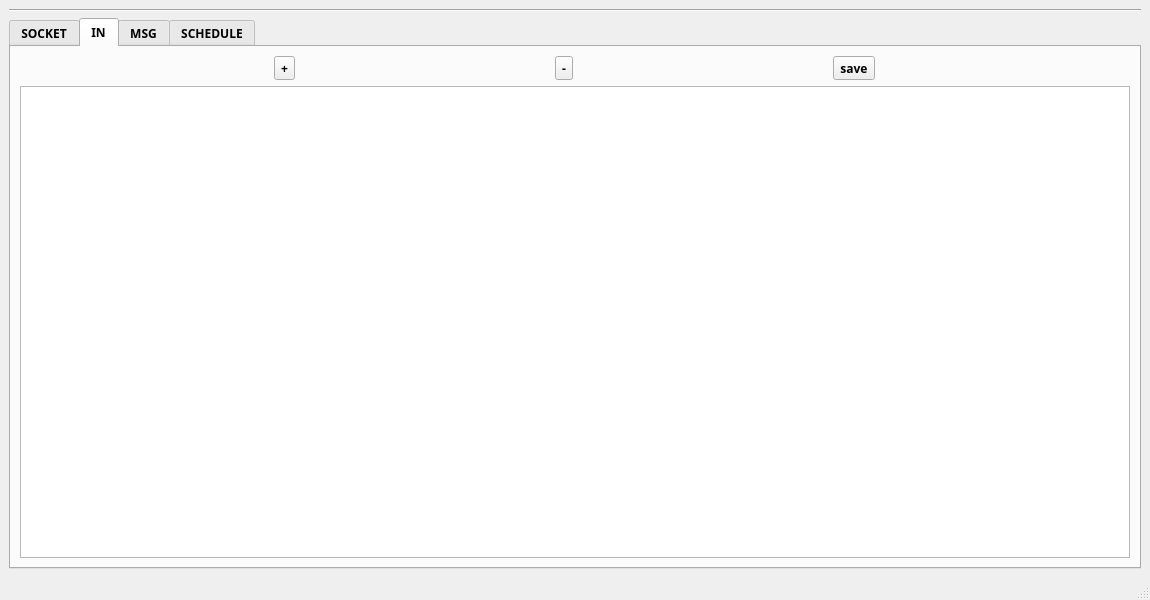
This is src/component/settings/settings.ui in gusdnd3150/communication-gui as Qt 5 draws it before an edit. The edited form follows.
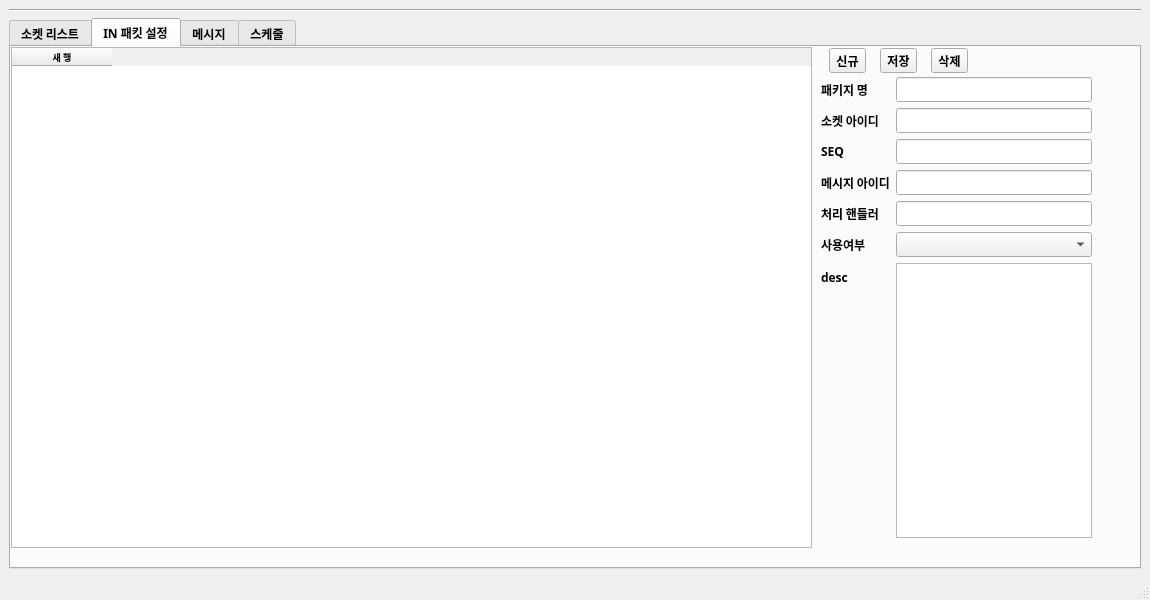
This is the edited form. The open tabs and pages were chosen to show the change.

Commit message: 메시지 인 페이지 작업 반영

Patch:
```diff
--- a/src/component/settings/settings.ui
+++ b/src/component/settings/settings.ui
@@ -60,7 +60,7 @@
       </property>
       <widget class="QWidget" name="tab">
        <attribute name="title">
-        <string>SOCKET</string>
+        <string>소켓 리스트</string>
        </attribute>
        <widget class="QWidget" name="layoutWidget">
         <property name="geometry">
@@ -264,42 +264,154 @@
       </widget>
       <widget class="QWidget" name="tab_5">
        <attribute name="title">
-        <string>IN</string>
+        <string>IN 패킷 설정</string>
        </attribute>
-       <layout class="QVBoxLayout" name="verticalLayout_2">
-        <item>
-         <layout class="QGridLayout" name="gridLayout_7">
-          <item row="0" column="1">
-           <widget class="QToolButton" name="toolButton_9">
-            <property name="text">
-             <string>-</string>
-            </property>
-           </widget>
-          </item>
-          <item row="0" column="0">
-           <widget class="QToolButton" name="toolButton_8">
-            <property name="text">
-             <string>+</string>
-            </property>
-           </widget>
-          </item>
-          <item row="0" column="2">
-           <widget class="QToolButton" name="toolButton_10">
-            <property name="text">
-             <string>save</string>
-            </property>
-           </widget>
-          </item>
-         </layout>
-        </item>
-        <item>
-         <widget class="QTableWidget" name="list_in"/>
-        </item>
-       </layout>
+       <widget class="QTableWidget" name="list_in">
+        <property name="geometry">
+         <rect>
+          <x>0</x>
+          <y>0</y>
+          <width>801</width>
+          <height>501</height>
+         </rect>
+        </property>
+        <property name="font">
+         <font>
+          <family>맑은 고딕</family>
+          <pointsize>7</pointsize>
+          <weight>75</weight>
+          <bold>true</bold>
+         </font>
+        </property>
+        <column>
+         <property name="text">
+          <string>새 행</string>
+         </property>
+        </column>
+       </widget>
+       <widget class="QWidget" name="formLayoutWidget_4">
+        <property name="geometry">
+         <rect>
+          <x>810</x>
+          <y>30</y>
+          <width>271</width>
+          <height>461</height>
+         </rect>
+        </property>
+        <layout class="QFormLayout" name="formLayout_4">
+         <item row="0" column="0">
+          <widget class="QLabel" name="label_20">
+           <property name="text">
+            <string>패키지 명</string>
+           </property>
+          </widget>
+         </item>
+         <item row="0" column="1">
+          <widget class="QLineEdit" name="in_PKG_ID">
+           <property name="text">
+            <string/>
+           </property>
+          </widget>
+         </item>
+         <item row="1" column="0">
+          <widget class="QLabel" name="label_21">
+           <property name="text">
+            <string>소켓 아이디</string>
+           </property>
+          </widget>
+         </item>
+         <item row="1" column="1">
+          <widget class="QLineEdit" name="in_IN_SK_ID"/>
+         </item>
+         <item row="3" column="0">
+          <widget class="QLabel" name="label_22">
+           <property name="text">
+            <string>메시지 아이디</string>
+           </property>
+          </widget>
+         </item>
+         <item row="3" column="1">
+          <widget class="QLineEdit" name="in_IN_MSG_ID"/>
+         </item>
+         <item row="4" column="0">
+          <widget class="QLabel" name="label_24">
+           <property name="text">
+            <string>처리 핸들러</string>
+           </property>
+          </widget>
+         </item>
+         <item row="4" column="1">
+          <widget class="QLineEdit" name="in_BZ_METHOD"/>
+         </item>
+         <item row="5" column="0">
+          <widget class="QLabel" name="label_25">
+           <property name="text">
+            <string>사용여부</string>
+           </property>
+          </widget>
+         </item>
+         <item row="5" column="1">
+          <widget class="QComboBox" name="in_USE_YN"/>
+         </item>
+         <item row="6" column="0">
+          <widget class="QLabel" name="label_23">
+           <property name="text">
+            <string>desc</string>
+           </property>
+          </widget>
+         </item>
+         <item row="6" column="1">
+          <widget class="QTextEdit" name="in_IN_DESC"/>
+         </item>
+         <item row="2" column="0">
+          <widget class="QLabel" name="ss">
+           <property name="text">
+            <string>SEQ</string>
+           </property>
+          </widget>
+         </item>
+         <item row="2" column="1">
+          <widget class="QLineEdit" name="in_SK_IN_SEQ"/>
+         </item>
+        </layout>
+       </widget>
+       <widget class="QWidget" name="layoutWidget_2">
+        <property name="geometry">
+         <rect>
+          <x>810</x>
+          <y>0</y>
+          <width>155</width>
+          <height>28</height>
+         </rect>
+        </property>
+        <layout class="QGridLayout" name="gridLayout_3">
+         <item row="0" column="0">
+          <widget class="QToolButton" name="btn_addIn">
+           <property name="text">
+            <string>신규</string>
+           </property>
+          </widget>
+         </item>
+         <item row="0" column="2">
+          <widget class="QToolButton" name="btn_delIn">
+           <property name="text">
+            <string>삭제</string>
+           </property>
+          </widget>
+         </item>
+         <item row="0" column="1">
+          <widget class="QToolButton" name="btn_saveIn">
+           <property name="text">
+            <string>저장</string>
+           </property>
+          </widget>
+         </item>
+        </layout>
+       </widget>
       </widget>
       <widget class="QWidget" name="tab_3">
        <attribute name="title">
-        <string>MSG</string>
+        <string>메시지</string>
        </attribute>
        <widget class="QWidget" name="formLayoutWidget">
         <property name="geometry">
@@ -472,7 +584,7 @@
       </widget>
       <widget class="QWidget" name="tab_4">
        <attribute name="title">
-        <string>SCHEDULE</string>
+        <string>스케줄</string>
        </attribute>
        <layout class="QVBoxLayout" name="verticalLayout_5">
         <item>
```
Left out of the diff: 16 changed lines with no effect on the pictures. The commit also changes 6 other files.
